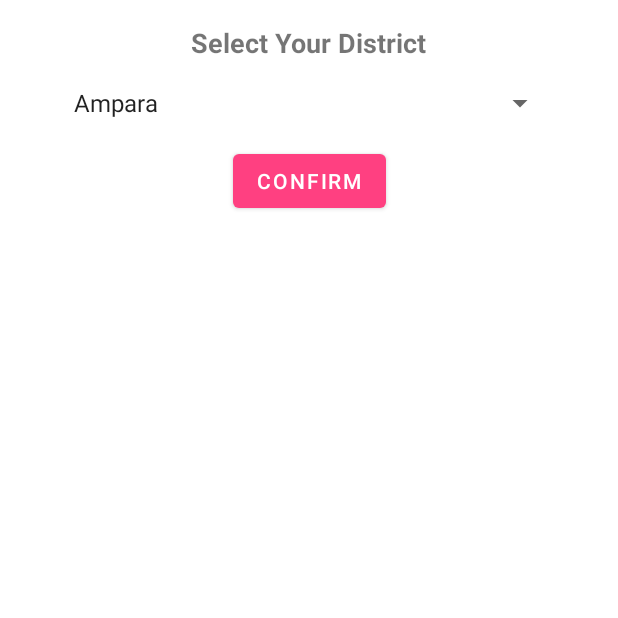
After one commit to viranaga/PregaBoo, an Android app: the GoogleSigningLocation screen opened directly, with no data from a screen before it, on a phone screen of 412 x 824 dp, the top half of it. The commit adds this screen. Run offline under Robolectric (Android 15) with nearby library versions, the phone set to English and light mode, and no system bars.

Commit message:
add distric

```diff
--- /dev/null
+++ b/app/src/main/java/com/example/pregaboo/views/GoogleSigningLocation.java
@@ -0,0 +1,41 @@
+package com.example.pregaboo.views;
+
+import android.content.Intent;
+import android.os.Bundle;
+import android.widget.ArrayAdapter;
+import android.widget.Button;
+import android.widget.Spinner;
+import androidx.appcompat.app.AppCompatActivity;
+import com.example.pregaboo.R;
+
+public class GoogleSigningLocation extends AppCompatActivity {
+    private Spinner districtSpinner;
+    private Button confirmButton;
+
+    @Override
+    protected void onCreate(Bundle savedInstanceState) {
+        super.onCreate(savedInstanceState);
+        setContentView(R.layout.activity_google_signing_location);
+
+        // Initialize views
+        districtSpinner = findViewById(R.id.districtSpinner);
+        confirmButton = findViewById(R.id.confirmButton);
+
+        // Set up the spinner with districts array from resources
+        ArrayAdapter<CharSequence> adapter = ArrayAdapter.createFromResource(this,
+            R.array.sri_lanka_districts,
+            android.R.layout.simple_spinner_item
+        );
+        adapter.setDropDownViewResource(android.R.layout.simple_spinner_dropdown_item);
+        districtSpinner.setAdapter(adapter);
+
+        // Handle confirm button click
+        confirmButton.setOnClickListener(v -> {
+            String selectedDistrict = districtSpinner.getSelectedItem().toString();
+            Intent resultIntent = new Intent();
+            resultIntent.putExtra("selected_district", selectedDistrict);
+            setResult(RESULT_OK, resultIntent);
+            finish();
+        });
+    }
+}
--- /dev/null
+++ b/app/src/main/res/layout/activity_google_signing_location.xml
@@ -0,0 +1,47 @@
+<?xml version="1.0" encoding="utf-8"?>
+<androidx.constraintlayout.widget.ConstraintLayout
+    xmlns:android="http://schemas.android.com/apk/res/android"
+    xmlns:app="http://schemas.android.com/apk/res-auto"
+    xmlns:tools="http://schemas.android.com/tools"
+    android:id="@+id/main"
+    android:layout_width="match_parent"
+    android:layout_height="match_parent"
+    tools:context=".views.GoogleSigningLocation">
+
+    <!-- Title TextView -->
+    <TextView
+        android:id="@+id/titleTextView"
+        android:layout_width="wrap_content"
+        android:layout_height="wrap_content"
+        android:text="Select Your District"
+        android:textSize="18sp"
+        android:layout_marginTop="16dp"
+        android:textStyle="bold"
+        app:layout_constraintTop_toTopOf="parent"
+        app:layout_constraintStart_toStartOf="parent"
+        app:layout_constraintEnd_toEndOf="parent" />
+
+    <!-- Spinner for district selection -->
+    <Spinner
+        android:id="@+id/districtSpinner"
+        android:layout_width="0dp"
+        android:layout_height="wrap_content"
+        android:layout_marginTop="16dp"
+        app:layout_constraintTop_toBottomOf="@id/titleTextView"
+        app:layout_constraintStart_toStartOf="parent"
+        app:layout_constraintEnd_toEndOf="parent"
+        app:layout_constraintHorizontal_bias="0.5"
+        app:layout_constraintWidth_percent="0.8" />
+
+    <!-- Confirm Button -->
+    <Button
+        android:id="@+id/confirmButton"
+        android:layout_width="wrap_content"
+        android:layout_height="wrap_content"
+        android:text="Confirm"
+        android:layout_marginTop="16dp"
+        app:layout_constraintTop_toBottomOf="@id/districtSpinner"
+        app:layout_constraintStart_toStartOf="parent"
+        app:layout_constraintEnd_toEndOf="parent" />
+
+</androidx.constraintlayout.widget.ConstraintLayout>
--- a/app/src/main/res/values/strings.xml
+++ b/app/src/main/res/values/strings.xml
@@ -3,4 +3,31 @@
     <string name="default_web_client_id">1:281716959223:android:2cbf34fbd5c2ee56bc30f2</string>
     <string name="google_app_id">1:281716959223:android:2cbf34fbd5c2ee56bc30f2</string>
     <string name="admob_app_id">ca-app-pub-3940256099942544~3347511713</string>
+    <string-array name="sri_lanka_districts">
+        <item>Ampara</item>
+        <item>Anuradhapura</item>
+        <item>Badulla</item>
+        <item>Batticaloa</item>
+        <item>Colombo</item>
+        <item>Galle</item>
+        <item>Gampaha</item>
+        <item>Hambantota</item>
+        <item>Jaffna</item>
+        <item>Kalutara</item>
+        <item>Kandy</item>
+        <item>Kegalle</item>
+        <item>Kilinochchi</item>
+        <item>Kurunegala</item>
+        <item>Mannar</item>
+        <item>Matale</item>
+        <item>Matara</item>
+        <item>Monaragala</item>
+        <item>Mullaitivu</item>
+        <item>Nuwara Eliya</item>
+        <item>Polonnaruwa</item>
+        <item>Puttalam</item>
+        <item>Ratnapura</item>
+        <item>Trincomalee</item>
+        <item>Vavuniya</item>
+    </string-array>
 </resources>
```
Also changed, not shown: app/src/main/AndroidManifest.xml (+5 -5 lines), app/src/main/java/com/example/pregaboo/views/CreateAccountActivity.java (+110 -2 lines), app/src/main/java/com/example/pregaboo/views/LoginActivity.java (+39 -72 lines), app/src/main/res/layout/activity_create_account.xml (+8 -0 lines).
